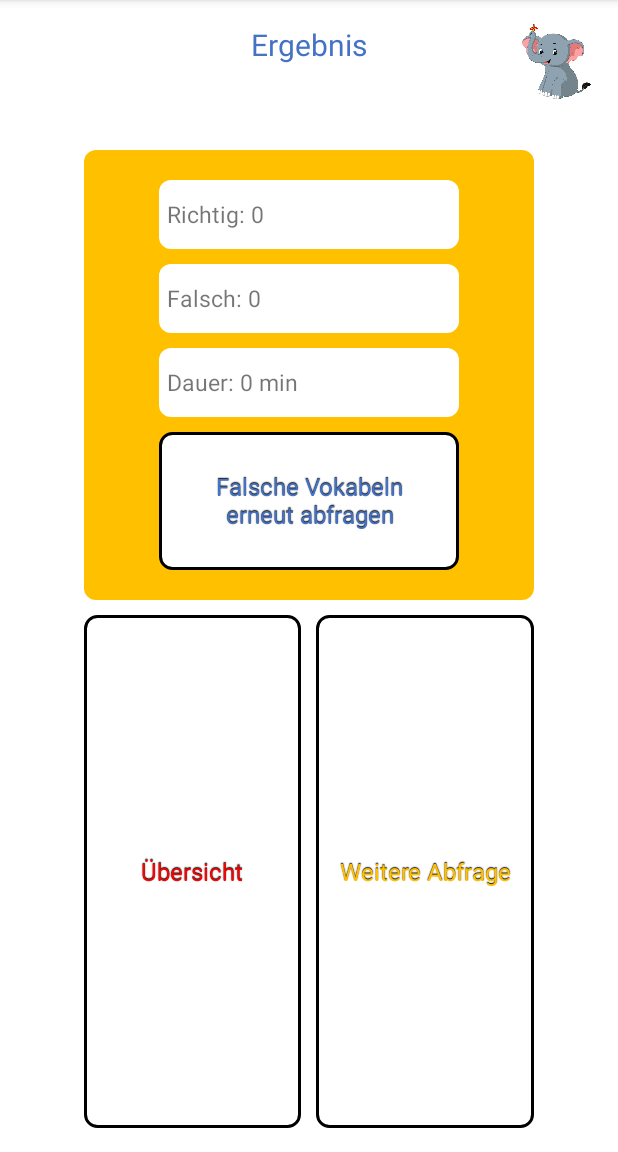
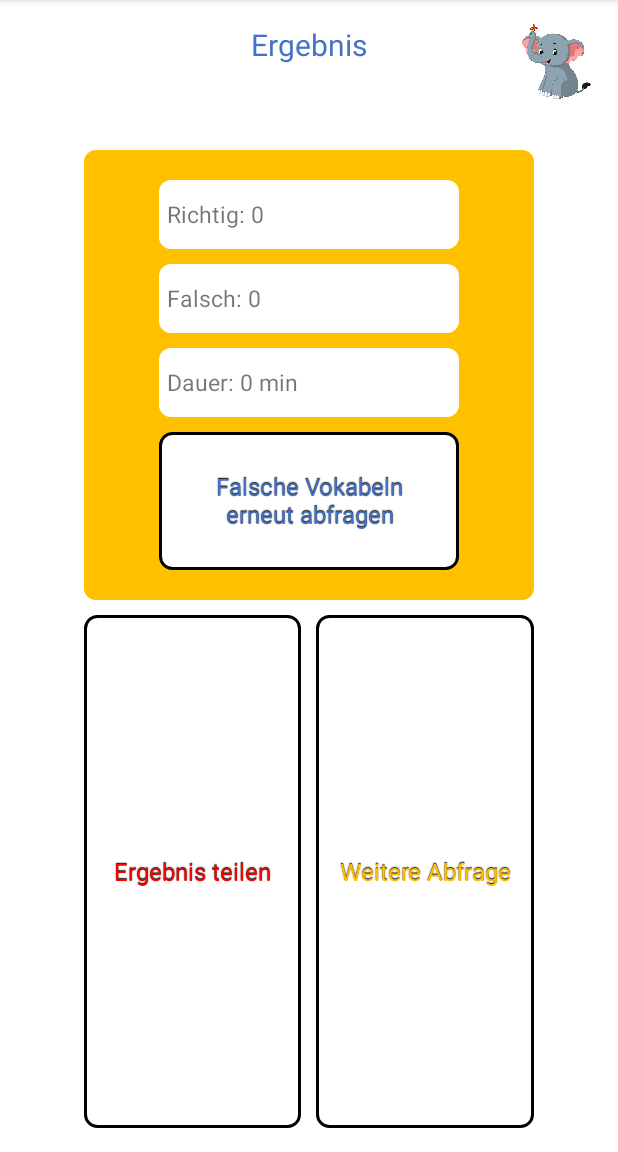
Before and after one commit to whiedo/Imuvo_gitconnect, an Android app: the VocabularyResult screen opened directly, with no data from a screen before it, on a phone screen of 412 x 824 dp, the part 84-1236 px from its top. Run offline under Robolectric (Android 15) with nearby library versions, the phone set to English and light mode, and no system bars; 4 statements that could not run were skipped.

Commit message:
Added share button for vocabulary test results

```diff
--- a/app/src/main/java/com/example/sco/imuvo/Activities/Menu.java
+++ b/app/src/main/java/com/example/sco/imuvo/Activities/Menu.java
@@ -87,12 +87,8 @@ public class Menu extends BaseActivity {
     }
 
     public void getBubble(){
-        bubbleTextView.setText(getString(R.string.Hello) + user.getUserName() + getString(R.string.menuWelcomeText));
+        bubbleTextView.setText(getString(R.string.hello) + getString(R.string.menuWelcomeText));
         bubbleTextView.setTextColor(Color.parseColor("#FFFFFF"));
-    }
-
-    public void refreshBubble() {
-        bubbleTextView.setText(getString(R.string.Hello) + user.getUserName() + getString(R.string.menuWelcomeText));
     }
 
     public void onClickPlay(View v){
--- a/app/src/main/res/layout/activity_vocabulary_result.xml
+++ b/app/src/main/res/layout/activity_vocabulary_result.xml
@@ -139,14 +139,14 @@
 
         <com.example.sco.imuvo.CustomViews.ButtonJokerman
             android:textColor="@color/colorMenuTextMiddle"
-            android:text="@string/overview"
+            android:text="@string/share"
             android:layout_width="0dp"
             android:layout_height="match_parent"
             android:id="@+id/button3"
             android:layout_weight="1"
             android:layout_marginRight="10dp"
             android:background="@drawable/button_menu"
-            android:onClick="onClickButtonOverview"/>
+            android:onClick="onClickButtonShare"/>
 
         <com.example.sco.imuvo.CustomViews.ButtonJokerman
             android:textColor="@color/colorMenuTextRight"
--- a/app/src/main/res/values/strings.xml
+++ b/app/src/main/res/values/strings.xml
@@ -13,7 +13,7 @@
     <string name="learningWithImuvo">Lernen mit Imuvo</string>
     <string name="logOutQuestion">Willst du dich ausloggen?</string>
     <string name="no">Nein</string>
-    <string name="Hello">"Hallo "</string>
+    <string name="hello">"Hallo"</string>
     <string name="menuWelcomeText">, mein Name ist Imuvo, ich freue mich heute mit Dir zu lernen!\nLass uns loslegen. Bitte wähle ein Symbol unter meinen Füßen!</string>
     <string name="readVocabSelection">Super! Du möchtest Vokabeln lesen. Unter der Sprechlase hast Du verschiedene Einstellmöglichkeiten bevor du mit dem Lesen beginnst.</string>
     <string name="queryVocabSelection">Du möchtest Vokabeln mit einer Abfrage üben. Unter der Sprechlase hast Du verschiedene Einstellmöglichkeiten bevor du mit dem Üben beginnst.</string>
@@ -53,6 +53,11 @@
     <string name="result">Ergebnis</string>
     <string name="askWrongVocabsAgain">Falsche Vokabeln erneut abfragen</string>
     <string name="overview">Übersicht</string>
+    <string name="share">Ergebnis teilen</string>
     <string name="furtherQuery">Weitere Abfrage</string>
     <string name="test">Test</string>
+    <string name="shareResultSubject">Mein Ergebnis mit dem Vokabeltrainer Imuvo!</string>
+    <string name="shareMessageResultPart1">"Schau mal! Ich habe mit dem Imuvo Vokabeltrainer "</string>
+    <string name="shareMessageResultPart2">" richtige Vokabeln erreicht. Probiers doch auch einmal!"</string>
+    <string name="shareWith">Teilen mit</string>
 </resources>
```
Also changed, not shown: app/src/main/java/com/example/sco/imuvo/Activities/VocabularyResult.java (+9 -14 lines).
